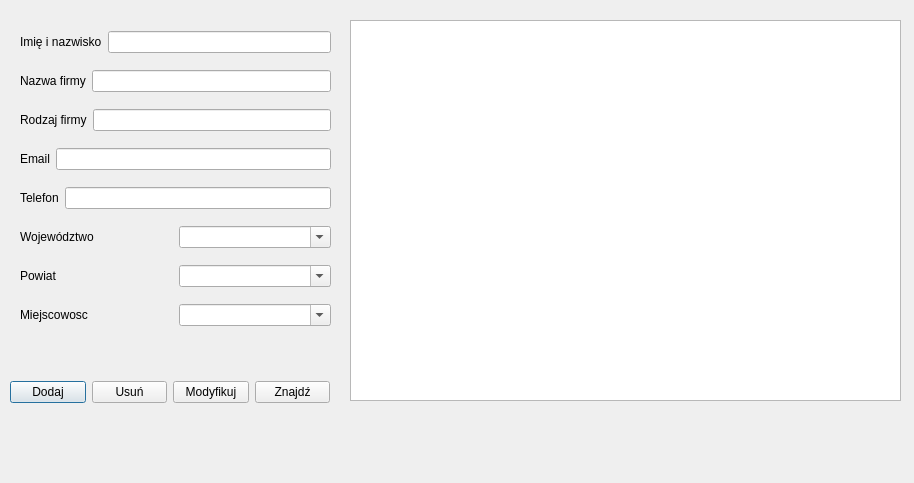
First picture: the form in Handel/professionaldialog.ui, repository hergerr/POProject, before the edit.
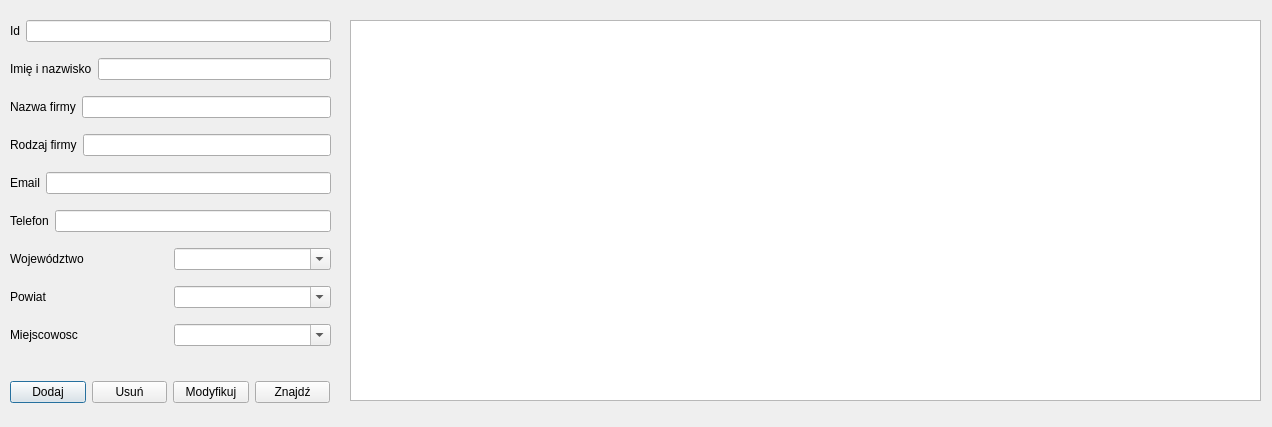
Second picture: the form after the edit.

```diff
--- a/Handel/professionaldialog.ui
+++ b/Handel/professionaldialog.ui
@@ -6,8 +6,8 @@
    <rect>
     <x>0</x>
     <y>0</y>
-    <width>914</width>
-    <height>483</height>
+    <width>1272</width>
+    <height>427</height>
    </rect>
   </property>
   <property name="windowTitle">
@@ -18,7 +18,7 @@
     <rect>
      <x>350</x>
      <y>20</y>
-     <width>551</width>
+     <width>911</width>
      <height>381</height>
     </rect>
    </property>
@@ -66,13 +66,27 @@
   <widget class="QWidget" name="layoutWidget">
    <property name="geometry">
     <rect>
-     <x>20</x>
-     <y>20</y>
-     <width>311</width>
-     <height>321</height>
+     <x>10</x>
+     <y>10</y>
+     <width>321</width>
+     <height>351</height>
     </rect>
    </property>
    <layout class="QVBoxLayout" name="verticalLayout">
+    <item>
+     <layout class="QHBoxLayout" name="horizontalLayout_10">
+      <item>
+       <widget class="QLabel" name="label_9">
+        <property name="text">
+         <string>Id</string>
+        </property>
+       </widget>
+      </item>
+      <item>
+       <widget class="QLineEdit" name="lineEdit"/>
+      </item>
+     </layout>
+    </item>
     <item>
      <layout class="QHBoxLayout" name="horizontalLayout">
       <item>
```
